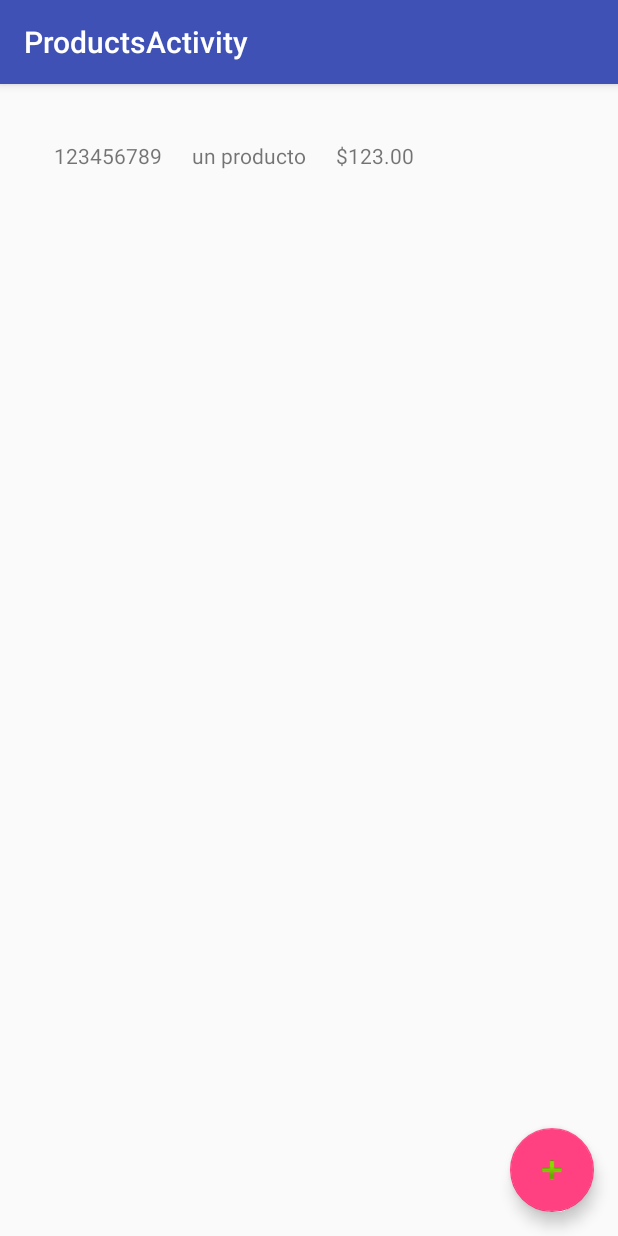
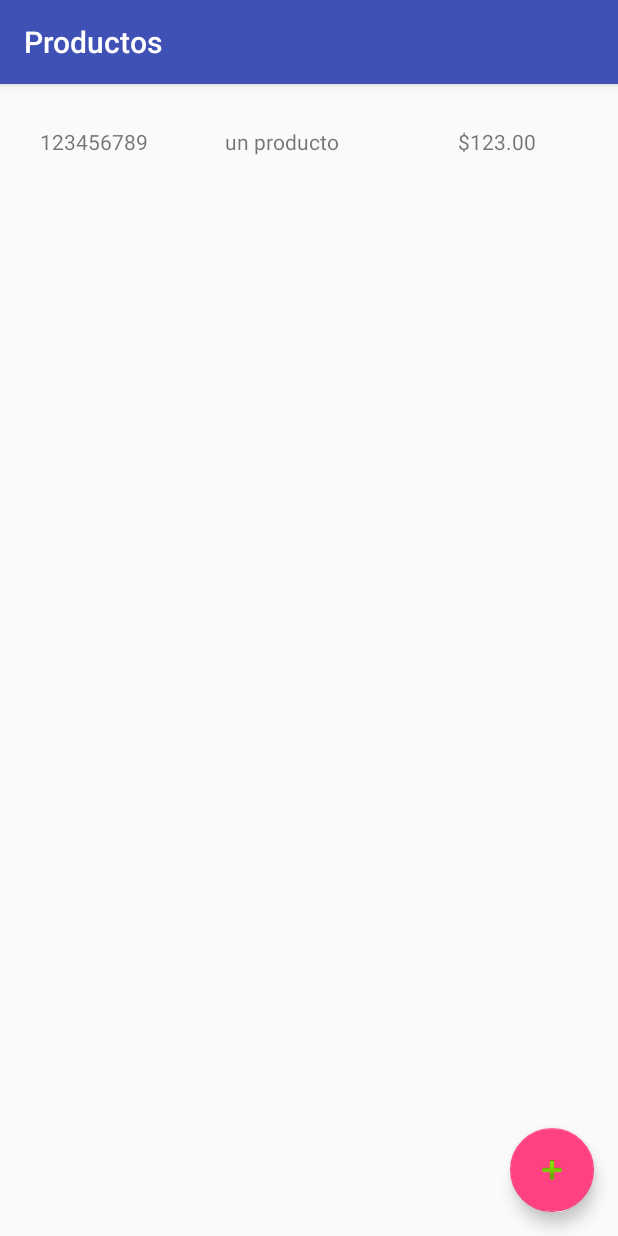
Before and after one commit to charloq/MiniSalesManager, an Android app: the ProductsActivity screen opened directly, with no data from a screen before it, on a phone screen of 412 x 824 dp. Run offline under Robolectric (Android 15) with nearby library versions, the phone set to English and light mode, and no system bars; libraries missing offline, so code that uses them is left out: com.google.zxing.integration.

Commit message:
modificaciones detail

```diff
--- a/app/src/main/AndroidManifest.xml
+++ b/app/src/main/AndroidManifest.xml
@@ -36,8 +36,10 @@
             android:label="@string/title_activity_purchases"
             android:theme="@style/AppTheme.NoActionBar" />
         <activity android:name=".activity.ScannerActivity" />
-        <activity android:name=".activity.AddProductActivity" />
-        <activity android:name=".activity.ProductDetailActivity"></activity>
+        <activity android:name=".activity.AddProductActivity"
+            android:label="@string/title_activity_add_product"/>
+        <activity android:name=".activity.ProductDetailActivity"
+            android:label="@string/title_activity_detail_product"></activity>
     </application>
 
 </manifest>
--- a/app/src/main/java/com/manager/minisalesmanager/activity/LoginActivity.java
+++ b/app/src/main/java/com/manager/minisalesmanager/activity/LoginActivity.java
@@ -52,7 +52,7 @@ public class LoginActivity extends AppCompatActivity implements LoaderCallbacks<
      * TODO: remove after connecting to a real authentication system.
      */
     private static final String[] DUMMY_CREDENTIALS = new String[]{
-            "foo@example.com:hello", "bar@example.com:world"
+            "foo@example.com:hello", "bar@example.com:world" , "unmail@mail.com:pass"
     };
     /**
      * Keep track of the login task to ensure we can cancel it if requested.
--- a/app/src/main/java/com/manager/minisalesmanager/activity/MainActivity.java
+++ b/app/src/main/java/com/manager/minisalesmanager/activity/MainActivity.java
@@ -18,6 +18,7 @@ public class MainActivity extends AppCompatActivity {
         super.onCreate(savedInstanceState);
         setContentView(R.layout.activity_main);
         DataBaseHandler db = new DataBaseHandler(this);
+        //TODO: Agrego para mostrar ejemplo, QUITAR.
         db.addProduct("un producto", new BigDecimal(123), "123456789");
     }
 
@@ -36,4 +37,5 @@ public class MainActivity extends AppCompatActivity {
         this.startActivity(intent);
     }
 
+    //TODO: Ver como manejar el boton atras para que se minimice la aplicacion
 }
--- a/app/src/main/java/com/manager/minisalesmanager/adapters/ProductAdapter.java
+++ b/app/src/main/java/com/manager/minisalesmanager/adapters/ProductAdapter.java
@@ -46,14 +46,6 @@ public class ProductAdapter extends ArrayAdapter<Product> {
         txtBarCode.setText(actualProduct.getBarCode());
         txtDescription.setText(actualProduct.getDescription());
         txtPrice.setText(Utils.currencyFormat(actualProduct.getPrice()));
-/*
-        layoutProduct.setOnClickListener(new View.OnClickListener() {
-            @Override
-            public void onClick(View v) {
-                Intent intentProductsData = new Intent(layoutProduct.getContext(), ProductDetailActivity.class);
-                layoutProduct.startActivity(intentProductsData);
-            }
-        });*/
         return layoutProduct;
     }
 }
--- a/app/src/main/res/layout/activity_product_detail.xml
+++ b/app/src/main/res/layout/activity_product_detail.xml
@@ -14,7 +14,8 @@
         android:layout_width="wrap_content"
         android:layout_height="wrap_content"
         android:text="@string/barCode"
-        android:textAppearance="?android:attr/textAppearanceMedium" />
+        android:textAppearance="?android:attr/textAppearanceMedium"
+        android:textStyle="bold"/>
 
     <TextView
         android:id="@+id/barcode"
@@ -30,6 +31,7 @@
         android:layout_height="wrap_content"
         android:text="@string/description"
         android:textAppearance="?android:attr/textAppearanceMedium"
+        android:textStyle="bold"
         android:layout_below="@+id/barcode"
         android:layout_marginTop="20dp" />
 
@@ -48,6 +50,7 @@
         android:layout_height="wrap_content"
         android:text="@string/price"
         android:textAppearance="?android:attr/textAppearanceMedium"
+        android:textStyle="bold"
         android:layout_below="@+id/description"
         android:layout_marginTop="20dp" />
 
--- a/app/src/main/res/layout/activity_products.xml
+++ b/app/src/main/res/layout/activity_products.xml
@@ -21,13 +21,14 @@
 
     </android.support.design.widget.AppBarLayout>
     <ListView
-        android:layout_width="wrap_content"
+        android:layout_width="match_parent"
         android:layout_height="wrap_content"
         android:id="@+id/list_product"
         android:layout_alignParentTop="true"
         android:layout_alignParentStart="true"
         android:layout_alignParentBottom="true"
-        android:layout_marginTop="58dp"/>
+        android:layout_marginTop="58dp"
+        android:textAlignment="center"/>
     <!--<include layout="@layout/content_products" />-->
 
     <android.support.design.widget.FloatingActionButton
--- a/app/src/main/res/layout/content_products.xml
+++ b/app/src/main/res/layout/content_products.xml
@@ -1,40 +1,41 @@
 <?xml version="1.0" encoding="utf-8"?>
 <LinearLayout xmlns:android="http://schemas.android.com/apk/res/android"
     android:layout_width="match_parent"
-    android:layout_height="match_parent"
+    android:layout_height="wrap_content"
     android:orientation="vertical"
-    android:weightSum="1"
-    android:padding="16dp">
+    android:padding="16dp"
+    android:weightSum="1">
 
     <LinearLayout
         android:layout_width="match_parent"
         android:layout_height="wrap_content"
         android:orientation="horizontal"
-        android:padding="10dp">
+        android:padding="5dp"
+        android:gravity="center">
 
         <TextView
             android:id="@id/barcode"
             android:layout_width="wrap_content"
             android:layout_height="match_parent"
             android:layout_weight="3"
-            android:padding="10dp"
-            android:hint="@string/barCode"/>
+            android:hint="@string/barCode"
+            android:padding="5dp" />
 
         <TextView
             android:id="@id/description"
             android:layout_width="wrap_content"
             android:layout_height="match_parent"
             android:layout_weight="5"
-                android:padding="10dp"
-                android:hint="@string/description"/>
+            android:hint="@string/description"
+            android:padding="5dp" />
 
         <TextView
             android:id="@id/price"
             android:layout_width="wrap_content"
             android:layout_height="match_parent"
             android:layout_weight="2"
-                android:padding="10dp"
-                android:hint="@string/price"/>
+            android:hint="@string/price"
+            android:padding="5dp" />
 
 
     </LinearLayout>
```
Also changed, not shown: app/src/main/java/com/manager/minisalesmanager/activity/AddProductActivity.java (+21 -3 lines), app/src/main/java/com/manager/minisalesmanager/activity/ProductDetailActivity.java (+6 -1 lines), app/src/main/java/com/manager/minisalesmanager/activity/ProductsActivity.java (+28 -6 lines), app/src/main/java/com/manager/minisalesmanager/dao/DataBaseHandler.java (+5 -7 lines), app/src/main/java/com/manager/minisalesmanager/model/Product.java (+34 -1 lines), app/src/main/res/values/strings.xml (+6 -3 lines). Lines whose indentation alone changed are shown as unchanged.
